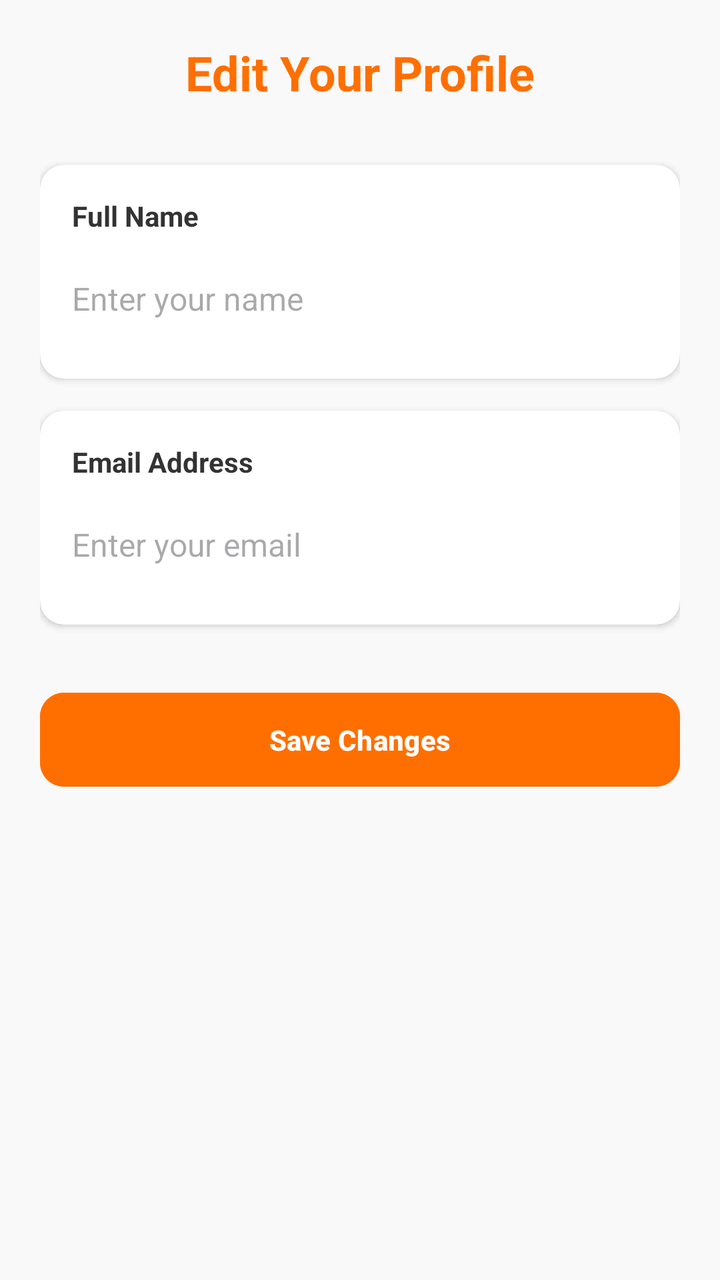
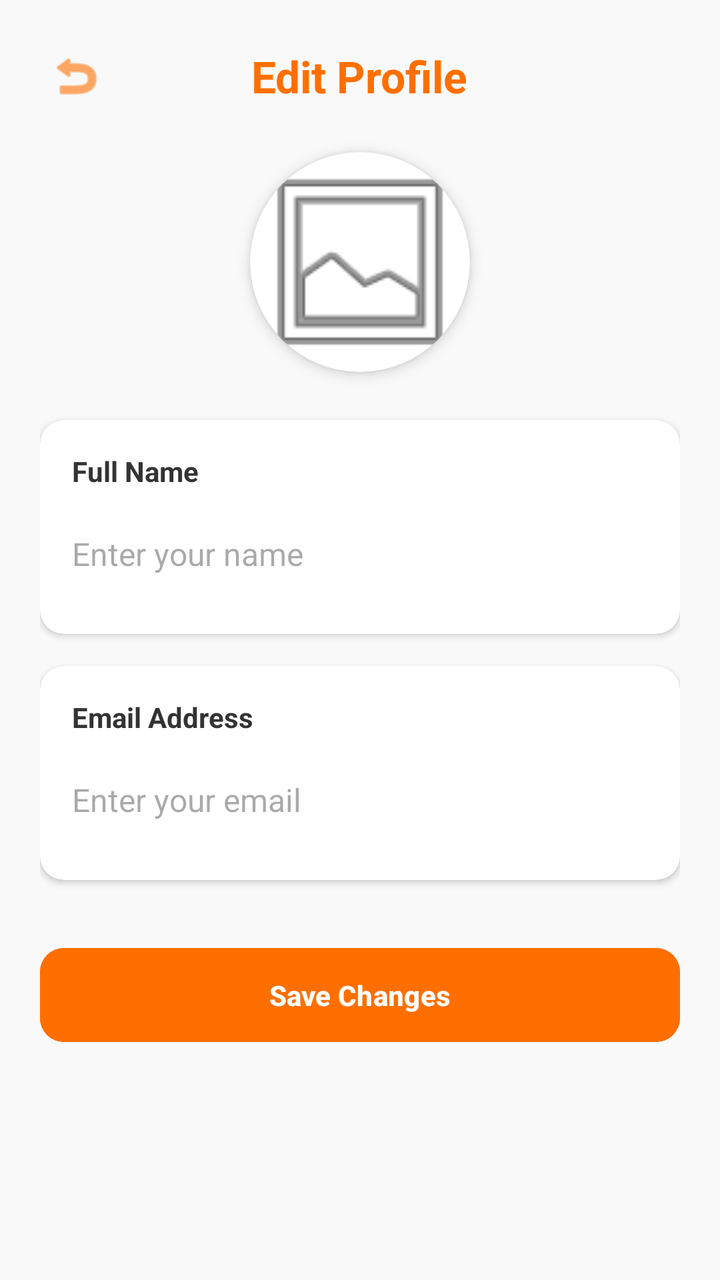

Screens rendered from an Android XML layout before and after an edit, with the pre-edit source and the edit as a unified diff.
<!-- AndroidManifest.xml: application theme Theme.RecipeBook -->
<!-- res/layout/activity_edit_profile.xml -->
<?xml version="1.0" encoding="utf-8"?>
<ScrollView
    xmlns:android="http://schemas.android.com/apk/res/android"
    xmlns:app="http://schemas.android.com/apk/res-auto"
    xmlns:tools="http://schemas.android.com/tools"
    android:id="@+id/main"
    android:layout_width="match_parent"
    android:layout_height="match_parent"
    tools:context=".EditProfileActivity"
    android:background="#F9F9F9"
    android:fillViewport="true">

    <LinearLayout
        android:layout_width="match_parent"
        android:layout_height="wrap_content"
        android:orientation="vertical"
        android:padding="20dp"
        android:gravity="center_horizontal">

        <TextView
            android:layout_width="wrap_content"
            android:layout_height="wrap_content"
            android:text="Edit Your Profile"
            android:textColor="@color/orange_primary"
            android:textSize="24sp"
            android:textStyle="bold"
            android:layout_marginBottom="30dp"/>

        <androidx.cardview.widget.CardView
            android:layout_width="match_parent"
            android:layout_height="wrap_content"
            app:cardCornerRadius="12dp"
            app:cardElevation="2dp"
            android:layout_marginBottom="16dp">
            <LinearLayout
                android:layout_width="match_parent"
                android:layout_height="wrap_content"
                android:orientation="vertical"
                android:padding="16dp">
                <TextView
                    android:layout_width="wrap_content"
                    android:layout_height="wrap_content"
                    android:text="Full Name"
                    android:textColor="#333"
                    android:textStyle="bold"
                    android:layout_marginBottom="8dp"/>
                <EditText
                    android:id="@+id/editNameEt"
                    android:layout_width="match_parent"
                    android:layout_height="48dp"
                    android:hint="Enter your name"
                    android:background="@null"
                    android:inputType="textPersonName"
                    android:textSize="16sp"/>
            </LinearLayout>
        </androidx.cardview.widget.CardView>

        <androidx.cardview.widget.CardView
            android:layout_width="match_parent"
            android:layout_height="wrap_content"
            app:cardCornerRadius="12dp"
            app:cardElevation="2dp"
            android:layout_marginBottom="30dp">
            <LinearLayout
                android:layout_width="match_parent"
                android:layout_height="wrap_content"
                android:orientation="vertical"
                android:padding="16dp">
                <TextView
                    android:layout_width="wrap_content"
                    android:layout_height="wrap_content"
                    android:text="Email Address"
                    android:textColor="#333"
                    android:textStyle="bold"
                    android:layout_marginBottom="8dp"/>
                <EditText
                    android:id="@+id/editEmailEt"
                    android:layout_width="match_parent"
                    android:layout_height="48dp"
                    android:hint="Enter your email"
                    android:background="@null"
                    android:inputType="textEmailAddress"
                    android:textSize="16sp"/>
            </LinearLayout>
        </androidx.cardview.widget.CardView>

        <Button
            android:id="@+id/updateProfileBtn"
            android:layout_width="match_parent"
            android:layout_height="55dp"
            android:text="Save Changes"
            android:backgroundTint="@color/orange_primary"
            android:textColor="@color/white"
            android:textStyle="bold"
            app:cornerRadius="12dp" />

    </LinearLayout>

</ScrollView>
<!-- resources referenced by this layout -->
<resources>
  <color name="orange_primary">#FF6F00</color>
  <color name="white">#FFFFFFFF</color>
  <style name="Theme.RecipeBook" parent="Base.Theme.RecipeBook" />
  <style name="Base.Theme.RecipeBook" parent="Theme.Material3.DayNight.NoActionBar">
          
          
      </style>
</resources>

<!-- the commit's change to res/layout/activity_edit_profile.xml (unified diff, before → after) -->
@@ -14,17 +14,48 @@
         android:layout_width="match_parent"
         android:layout_height="wrap_content"
         android:orientation="vertical"
-        android:padding="20dp"
-        android:gravity="center_horizontal">
+        android:padding="20dp">
 
-        <TextView
-            android:layout_width="wrap_content"
+        <RelativeLayout
+            android:layout_width="match_parent"
             android:layout_height="wrap_content"
-            android:text="Edit Your Profile"
-            android:textColor="@color/orange_primary"
-            android:textSize="24sp"
-            android:textStyle="bold"
-            android:layout_marginBottom="30dp"/>
+            android:layout_marginBottom="20dp">
+
+            <ImageView
+                android:id="@+id/backBtn"
+                android:layout_width="36dp"
+                android:layout_height="36dp"
+                android:layout_alignParentStart="true"
+                android:layout_centerVertical="true"
+                android:padding="4dp"
+                android:src="@android:drawable/ic_menu_revert"
+                app:tint="@color/orange_primary" />
+
+            <TextView
+                android:layout_width="wrap_content"
+                android:layout_height="wrap_content"
+                android:layout_centerInParent="true"
+                android:text="Edit Profile"
+                android:textColor="@color/orange_primary"
+                android:textSize="22sp"
+                android:textStyle="bold" />
+        </RelativeLayout>
+
+        <androidx.cardview.widget.CardView
+            android:layout_width="110dp"
+            android:layout_height="110dp"
+            app:cardCornerRadius="55dp"
+            app:cardElevation="4dp"
+            android:layout_gravity="center_horizontal"
+            android:layout_marginBottom="24dp">
+
+            <ImageView
+                android:id="@+id/editProfileImg"
+                android:layout_width="match_parent"
+                android:layout_height="match_parent"
+                android:scaleType="centerCrop"
+                android:src="@android:drawable/ic_menu_gallery" />
+        </androidx.cardview.widget.CardView>
 
         <androidx.cardview.widget.CardView
             android:layout_width="match_parent"
